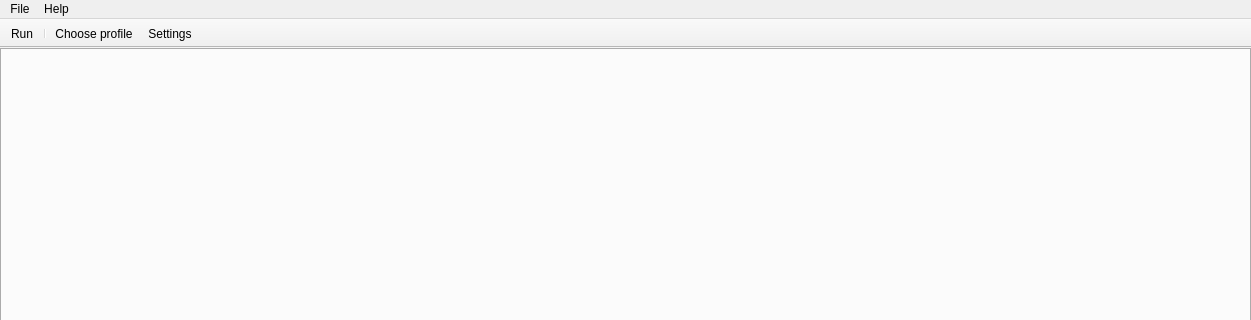
Qt form ui/MainWindow.ui (BatchDrake/SigDigger) before a commit; both pictures show x 0 to 1251 and y 0 to 320 of the 1251 by 833 pixel window.
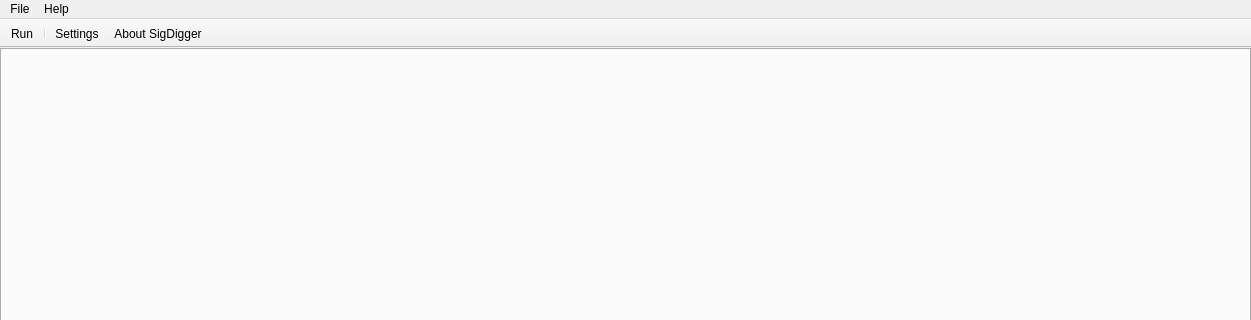
The same form after that commit. Icons and pictures are not drawn.

The edit to the form file:
```diff
--- a/ui/MainWindow.ui
+++ b/ui/MainWindow.ui
@@ -95,8 +95,8 @@
    </attribute>
    <addaction name="actionRun"/>
    <addaction name="separator"/>
-   <addaction name="actionChooseProfile"/>
    <addaction name="actionSetup"/>
+   <addaction name="actionAbout"/>
   </widget>
   <widget class="QStatusBar" name="statusBar"/>
   <action name="actionRun">
@@ -111,15 +111,6 @@
     <string>Run</string>
    </property>
   </action>
-  <action name="actionChooseProfile">
-   <property name="icon">
-    <iconset resource="Icons.qrc">
-     <normaloff>:/icons/select-source.png</normaloff>:/icons/select-source.png</iconset>
-   </property>
-   <property name="text">
-    <string>Choose profile</string>
-   </property>
-  </action>
   <action name="actionSetup">
    <property name="icon">
     <iconset resource="Icons.qrc">
@@ -129,6 +120,15 @@
     <string>Settings</string>
    </property>
   </action>
+  <action name="actionAbout">
+   <property name="icon">
+    <iconset resource="../icons/Icons.qrc">
+     <normaloff>:/icons/about.png</normaloff>:/icons/about.png</iconset>
+   </property>
+   <property name="text">
+    <string>About SigDigger</string>
+   </property>
+  </action>
  </widget>
  <layoutdefault spacing="6" margin="11"/>
  <resources>
```
Left out of the diff: 11 changed lines with no effect on the pictures.
